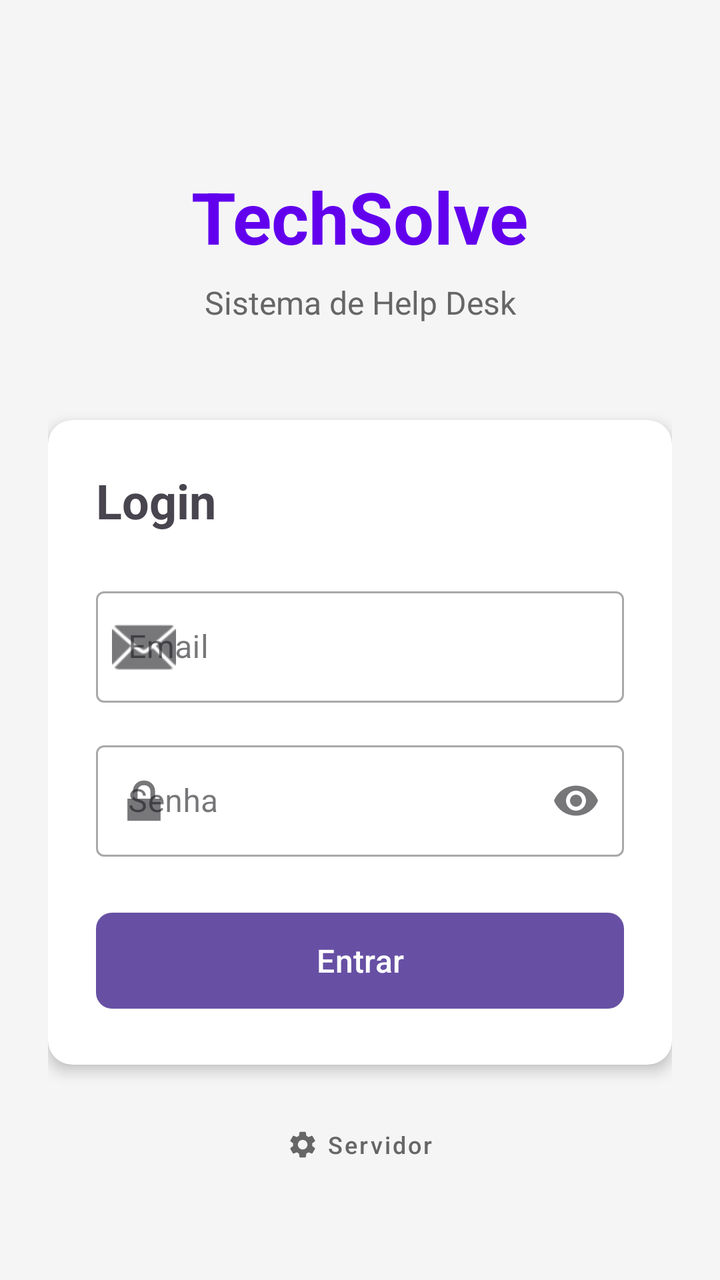
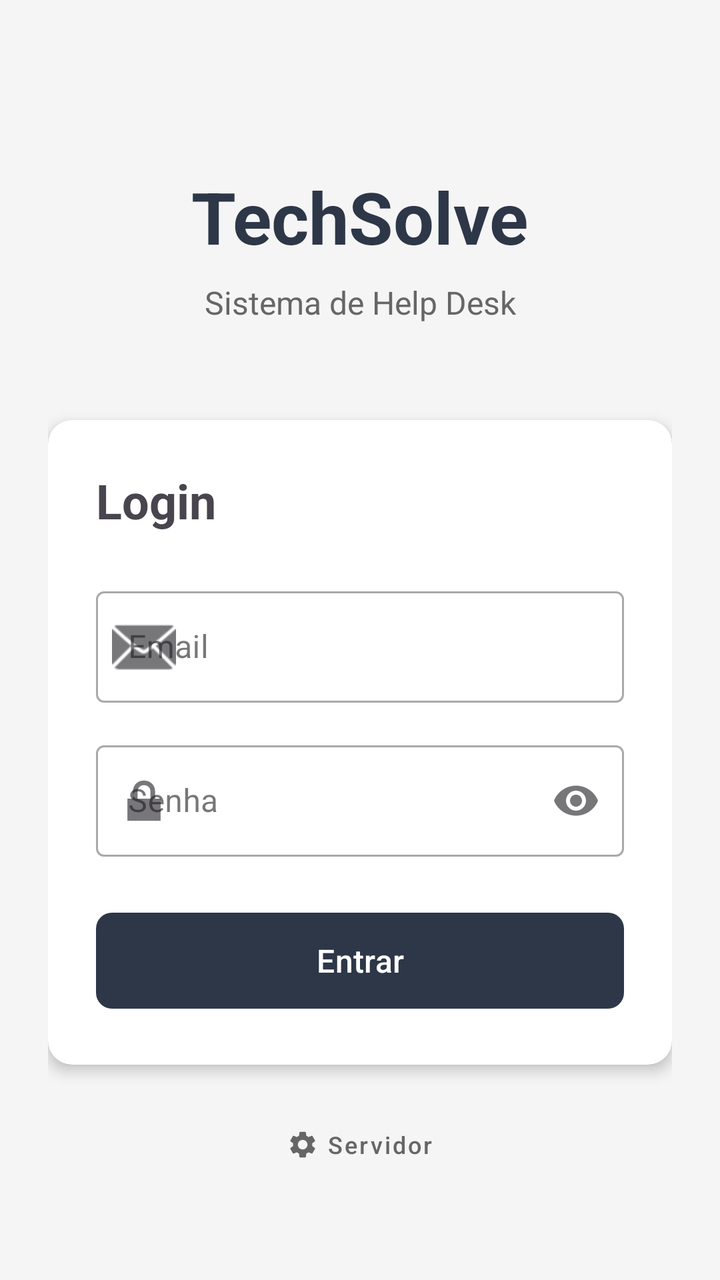

Screens rendered from an Android XML layout before and after an edit, with the pre-edit source and the edit as a unified diff.
<!-- AndroidManifest.xml: application theme Theme.TechSolve -->
<!-- res/layout/activity_login.xml -->
<?xml version="1.0" encoding="utf-8"?>
<ScrollView xmlns:android="http://schemas.android.com/apk/res/android"
    xmlns:app="http://schemas.android.com/apk/res-auto"
    android:layout_width="match_parent"
    android:layout_height="match_parent"
    android:fillViewport="true"
    android:background="#F5F5F5">

    <androidx.constraintlayout.widget.ConstraintLayout
        android:layout_width="match_parent"
        android:layout_height="wrap_content"
        android:padding="24dp">

        
        <TextView
            android:id="@+id/tvAppName"
            android:layout_width="wrap_content"
            android:layout_height="wrap_content"
            android:text="TechSolve"
            android:textSize="36sp"
            android:textStyle="bold"
            android:textColor="@color/design_default_color_primary"
            app:layout_constraintTop_toTopOf="parent"
            app:layout_constraintStart_toStartOf="parent"
            app:layout_constraintEnd_toEndOf="parent"
            android:layout_marginTop="60dp" />

        <TextView
            android:id="@+id/tvSubtitle"
            android:layout_width="wrap_content"
            android:layout_height="wrap_content"
            android:text="Sistema de Help Desk"
            android:textSize="16sp"
            android:textColor="#666666"
            app:layout_constraintTop_toBottomOf="@id/tvAppName"
            app:layout_constraintStart_toStartOf="parent"
            app:layout_constraintEnd_toEndOf="parent"
            android:layout_marginTop="8dp" />

        
        <androidx.cardview.widget.CardView
            android:id="@+id/cardLogin"
            android:layout_width="0dp"
            android:layout_height="wrap_content"
            app:cardCornerRadius="12dp"
            app:cardElevation="4dp"
            app:layout_constraintTop_toBottomOf="@id/tvSubtitle"
            app:layout_constraintStart_toStartOf="parent"
            app:layout_constraintEnd_toEndOf="parent"
            android:layout_marginTop="48dp">

            <LinearLayout
                android:layout_width="match_parent"
                android:layout_height="wrap_content"
                android:orientation="vertical"
                android:padding="24dp">

                <TextView
                    android:layout_width="wrap_content"
                    android:layout_height="wrap_content"
                    android:text="Login"
                    android:textSize="24sp"
                    android:textStyle="bold"
                    android:layout_marginBottom="24dp" />

                <com.google.android.material.textfield.TextInputLayout
                    android:id="@+id/tilEmail"
                    android:layout_width="match_parent"
                    android:layout_height="wrap_content"
                    android:hint="Email"
                    app:startIconDrawable="@android:drawable/ic_dialog_email"
                    style="@style/Widget.MaterialComponents.TextInputLayout.OutlinedBox">

                    <com.google.android.material.textfield.TextInputEditText
                        android:id="@+id/etEmail"
                        android:layout_width="match_parent"
                        android:layout_height="wrap_content"
                        android:inputType="textEmailAddress" />
                </com.google.android.material.textfield.TextInputLayout>

                <com.google.android.material.textfield.TextInputLayout
                    android:id="@+id/tilSenha"
                    android:layout_width="match_parent"
                    android:layout_height="wrap_content"
                    android:hint="Senha"
                    app:startIconDrawable="@android:drawable/ic_lock_lock"
                    app:endIconMode="password_toggle"
                    style="@style/Widget.MaterialComponents.TextInputLayout.OutlinedBox"
                    android:layout_marginTop="16dp">

                    <com.google.android.material.textfield.TextInputEditText
                        android:id="@+id/etSenha"
                        android:layout_width="match_parent"
                        android:layout_height="wrap_content"
                        android:inputType="textPassword" />
                </com.google.android.material.textfield.TextInputLayout>

                <com.google.android.material.button.MaterialButton
                    android:id="@+id/btnLogin"
                    android:layout_width="match_parent"
                    android:layout_height="56dp"
                    android:text="Entrar"
                    android:textSize="16sp"
                    app:cornerRadius="8dp"
                    android:layout_marginTop="24dp" />

                <ProgressBar
                    android:id="@+id/progressBar"
                    android:layout_width="wrap_content"
                    android:layout_height="wrap_content"
                    android:layout_gravity="center"
                    android:layout_marginTop="16dp"
                    android:visibility="gone" />

            </LinearLayout>
        </androidx.cardview.widget.CardView>

        
        <com.google.android.material.button.MaterialButton
            android:id="@+id/btnServidor"
            android:layout_width="wrap_content"
            android:layout_height="wrap_content"
            android:text="Servidor"
            android:textSize="12sp"
            android:textColor="#666666"
            android:textAllCaps="false"
            app:icon="@drawable/ic_engrenagem"
            app:iconSize="16dp"
            app:iconTint="#666666"
            app:iconGravity="textStart"
            style="@style/Widget.MaterialComponents.Button.TextButton"
            app:layout_constraintTop_toBottomOf="@id/cardLogin"
            app:layout_constraintStart_toStartOf="parent"
            app:layout_constraintEnd_toEndOf="parent"
            android:layout_marginTop="16dp" />

    </androidx.constraintlayout.widget.ConstraintLayout>
</ScrollView>
<!-- resources referenced by this layout -->
<resources>
  <!-- drawable ic_engrenagem (drawable) -->
  <vector xmlns:android="http://schemas.android.com/apk/res/android"
      android:width="24dp"
      android:height="24dp"
      android:viewportWidth="24"
      android:viewportHeight="24">
      <path
          android:fillColor="#666666"
          android:pathData="M19.14,12.94c0.04,-0.3 0.06,-0.61 0.06,-0.94c0,-0.32 -0.02,-0.64 -0.07,-0.94l2.03,-1.58c0.18,-0.14 0.23,-0.41 0.12,-0.61l-1.92,-3.32c-0.12,-0.22 -0.37,-0.29 -0.59,-0.22l-2.39,0.96c-0.5,-0.38 -1.03,-0.7 -1.62,-0.94L14.4,2.81c-0.04,-0.24 -0.24,-0.41 -0.48,-0.41h-3.84c-0.24,0 -0.43,0.17 -0.47,0.41L9.25,5.35C8.66,5.59 8.12,5.92 7.63,6.29L5.24,5.33c-0.22,-0.08 -0.47,0 -0.59,0.22L2.74,8.87C2.62,9.08 2.66,9.34 2.86,9.48l2.03,1.58C4.84,11.36 4.8,11.69 4.8,12s0.02,0.64 0.07,0.94l-2.03,1.58c-0.18,0.14 -0.23,0.41 -0.12,0.61l1.92,3.32c0.12,0.22 0.37,0.29 0.59,0.22l2.39,-0.96c0.5,0.38 1.03,0.7 1.62,0.94l0.36,2.54c0.05,0.24 0.24,0.41 0.48,0.41h3.84c0.24,0 0.44,-0.17 0.47,-0.41l0.36,-2.54c0.59,-0.24 1.13,-0.56 1.62,-0.94l2.39,0.96c0.22,0.08 0.47,0 0.59,-0.22l1.92,-3.32c0.12,-0.22 0.07,-0.47 -0.12,-0.61L19.14,12.94zM12,15.6c-1.98,0 -3.6,-1.62 -3.6,-3.6s1.62,-3.6 3.6,-3.6s3.6,1.62 3.6,3.6S13.98,15.6 12,15.6z" />
  </vector>
  <style name="Theme.TechSolve" parent="Base.Theme.TechSolve" />
  <style name="Base.Theme.TechSolve" parent="Theme.Material3.DayNight.NoActionBar">
          
          
      </style>
</resources>

<!-- the commit's change to res/layout/activity_login.xml (unified diff, before → after) -->
@@ -19,7 +19,7 @@
             android:text="TechSolve"
             android:textSize="36sp"
             android:textStyle="bold"
-            android:textColor="@color/design_default_color_primary"
+            android:textColor="@color/techsolve_escuro"
             app:layout_constraintTop_toTopOf="parent"
             app:layout_constraintStart_toStartOf="parent"
             app:layout_constraintEnd_toEndOf="parent"
<!-- resource entries referenced after the edit -->
@@ -1,5 +1,6 @@
 <!-- resources referenced by this layout -->
 <resources>
+  <color name="techsolve_escuro">#FF2D3748</color>
   <!-- drawable ic_engrenagem (drawable) -->
   <vector xmlns:android="http://schemas.android.com/apk/res/android"
       android:width="24dp"
@@ -11,9 +12,31 @@
           android:pathData="M19.14,12.94c0.04,-0.3 0.06,-0.61 0.06,-0.94c0,-0.32 -0.02,-0.64 -0.07,-0.94l2.03,-1.58c0.18,-0.14 0.23,-0.41 0.12,-0.61l-1.92,-3.32c-0.12,-0.22 -0.37,-0.29 -0.59,-0.22l-2.39,0.96c-0.5,-0.38 -1.03,-0.7 -1.62,-0.94L14.4,2.81c-0.04,-0.24 -0.24,-0.41 -0.48,-0.41h-3.84c-0.24,0 -0.43,0.17 -0.47,0.41L9.25,5.35C8.66,5.59 8.12,5.92 7.63,6.29L5.24,5.33c-0.22,-0.08 -0.47,0 -0.59,0.22L2.74,8.87C2.62,9.08 2.66,9.34 2.86,9.48l2.03,1.58C4.84,11.36 4.8,11.69 4.8,12s0.02,0.64 0.07,0.94l-2.03,1.58c-0.18,0.14 -0.23,0.41 -0.12,0.61l1.92,3.32c0.12,0.22 0.37,0.29 0.59,0.22l2.39,-0.96c0.5,0.38 1.03,0.7 1.62,0.94l0.36,2.54c0.05,0.24 0.24,0.41 0.48,0.41h3.84c0.24,0 0.44,-0.17 0.47,-0.41l0.36,-2.54c0.59,-0.24 1.13,-0.56 1.62,-0.94l2.39,0.96c0.22,0.08 0.47,0 0.59,-0.22l1.92,-3.32c0.12,-0.22 0.07,-0.47 -0.12,-0.61L19.14,12.94zM12,15.6c-1.98,0 -3.6,-1.62 -3.6,-3.6s1.62,-3.6 3.6,-3.6s3.6,1.62 3.6,3.6S13.98,15.6 12,15.6z" />
   </vector>
   <style name="Theme.TechSolve" parent="Base.Theme.TechSolve" />
-  <style name="Base.Theme.TechSolve" parent="Theme.Material3.DayNight.NoActionBar">
+  <style name="Base.Theme.TechSolve" parent="Theme.Material3.Light.NoActionBar">
+          <item name="colorPrimary">@color/techsolve_escuro</item>
+          <item name="colorOnPrimary">@color/white</item>
+          <item name="colorPrimaryContainer">@color/techsolve_destaque</item>
+          <item name="colorOnPrimaryContainer">@color/techsolve_mais_escuro</item>
+          <item name="colorSecondary">@color/techsolve_escuro</item>
+          <item name="colorOnSecondary">@color/white</item>
+          <item name="colorSecondaryContainer">@color/techsolve_destaque_claro</item>
+          <item name="colorOnSecondaryContainer">@color/techsolve_mais_escuro</item>
+  
           
-          
+          <item name="colorSurface">@color/white</item>
+          <item name="colorSurfaceContainerLowest">@color/white</item>
+          <item name="colorSurfaceContainerLow">@color/white</item>
+          <item name="colorSurfaceContainer">@color/white</item>
+          <item name="colorSurfaceContainerHigh">@color/white</item>
+          <item name="colorSurfaceContainerHighest">@color/techsolve_fundo</item>
+  
+          <item name="android:statusBarColor">@color/techsolve_mais_escuro</item>
+          <item name="android:windowLightStatusBar">false</item>
       </style>
+  <color name="white">#FFFFFFFF</color>
+  <color name="techsolve_destaque">#FFFBBF24</color>
+  <color name="techsolve_mais_escuro">#FF1A202C</color>
+  <color name="techsolve_destaque_claro">#FFFDE9A8</color>
+  <color name="techsolve_fundo">#FFF5F5F5</color>
 </resources>
 
